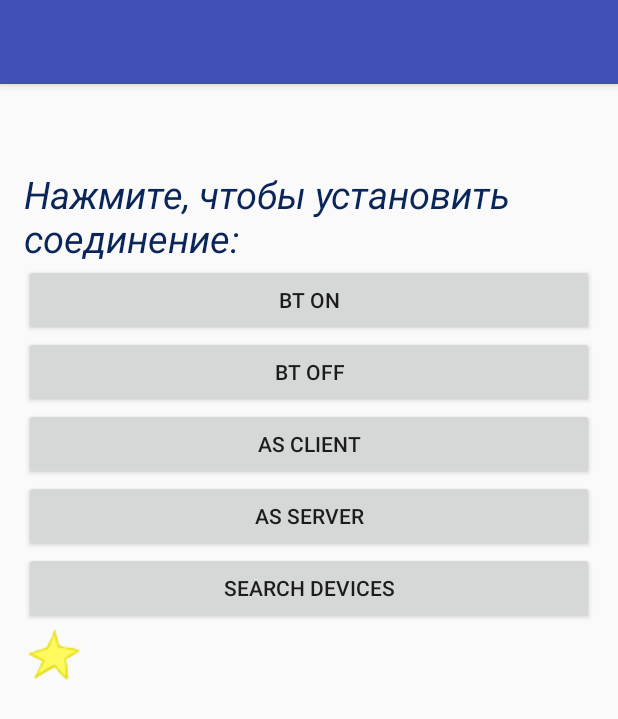
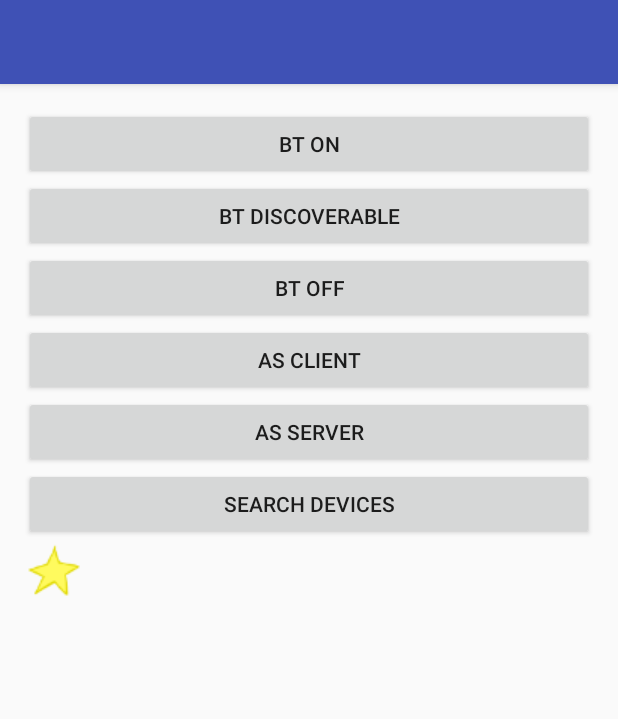
Before and after one commit to ISUCT/SortingHat, an Android app: the screen it shows after launch (MainActivity), after a tap on "BT ON", on a phone screen of 412 x 824 dp. Shown: the top 719 px of the screen. Run offline under Robolectric (Android 15) with nearby library versions, the phone set to English and light mode, and no system bars.

Commit message:
added discovery button

```diff
--- a/Bluetooth/app/src/main/java/cheerfulpeach/bluetooth/MainActivity.java
+++ b/Bluetooth/app/src/main/java/cheerfulpeach/bluetooth/MainActivity.java
@@ -23,6 +23,8 @@ import java.util.ArrayList;
 import java.util.List;
 import java.util.Set;
 
+import static android.bluetooth.BluetoothAdapter.*;
+
 public class MainActivity extends AppCompatActivity {
 
     private final static int REQUEST_ENABLE_BT = 1;
@@ -44,6 +46,7 @@ public class MainActivity extends AppCompatActivity {
     private Button searchButton;
     private Button btnOn;
     private Button btnOff;
+    private Button btnDiscoverable;
     private Button btnAsServer;
     private Button btnAsClient;
 
@@ -55,13 +58,13 @@ public class MainActivity extends AppCompatActivity {
 
         ImageButton quitButton = (ImageButton) findViewById(R.id.imageButton);
 
-        bluetoothAdapter = BluetoothAdapter.getDefaultAdapter();
+        bluetoothAdapter = getDefaultAdapter();
         searchButton = (Button) findViewById(R.id.btnSearch);
         btnOn = (Button)findViewById(R.id.btOn);
         btnOff = (Button)findViewById(R.id.btOff);
         btnAsClient = (Button)findViewById(R.id.btnAsClient);
         btnAsServer = (Button)findViewById(R.id.btnAsServer);
-
+        btnDiscoverable = (Button)  findViewById(R.id.btDiscoverable);
         myListView = (ListView)findViewById(R.id.listView);
 
         listAdapter = new ArrayAdapter<BluetoothDevice>(getBaseContext(), android.R.layout.simple_list_item_1, discoveredDevices) {
@@ -95,7 +98,7 @@ public class MainActivity extends AppCompatActivity {
         btnOn.setOnClickListener(new View.OnClickListener() {
             @Override
             public void onClick(View view) {
-                Intent enabler = new Intent(BluetoothAdapter.ACTION_REQUEST_ENABLE);
+                Intent enabler = new Intent(ACTION_REQUEST_ENABLE);
                 startActivityForResult(enabler, REQUEST_ENABLE);
                 bluetoothAdapter.enable();
             }
@@ -105,6 +108,15 @@ public class MainActivity extends AppCompatActivity {
             @Override
             public void onClick(View view) {
                 bluetoothAdapter.disable();
+            }
+        });
+
+        btnDiscoverable.setOnClickListener(new View.OnClickListener() {
+            @Override
+            public void onClick(View view) {
+                Intent i = new Intent(ACTION_REQUEST_DISCOVERABLE);
+                i.putExtra(EXTRA_DISCOVERABLE_DURATION, 300);
+                startActivity(i);
             }
         });
 
@@ -147,7 +159,7 @@ public class MainActivity extends AppCompatActivity {
         }
 
         registerReceiver(discoverDevicesReceiver, new IntentFilter(BluetoothDevice.ACTION_FOUND));
-        registerReceiver(discoveryFinishedReceiver, new IntentFilter(BluetoothAdapter.ACTION_DISCOVERY_FINISHED));
+        registerReceiver(discoveryFinishedReceiver, new IntentFilter(ACTION_DISCOVERY_FINISHED));
 
         myListView.setEnabled(false);
 
--- a/Bluetooth/app/src/main/res/layout/activity_main.xml
+++ b/Bluetooth/app/src/main/res/layout/activity_main.xml
@@ -13,22 +13,16 @@
 
     <!--android:background="@drawable/img"-->
 
-    <TextView
-        android:id="@+id/textView"
-        android:layout_width="match_parent"
-        android:layout_height="wrap_content"
-        android:layout_alignParentTop="true"
-        android:layout_marginTop="40dp"
-        android:text="Нажмите, чтобы установить соединение:"
-        android:textColor="#092559"
-        android:textSize="25dp"
-        android:textStyle="italic" />
-
     <Button
         android:id="@+id/btOn"
         android:layout_width="match_parent"
         android:layout_height="wrap_content"
         android:text="BT ON" />
+    <Button
+        android:id="@+id/btDiscoverable"
+        android:layout_width="match_parent"
+        android:layout_height="wrap_content"
+        android:text="BT DISCOVERABLE" />
     <Button
         android:id="@+id/btOff"
         android:layout_width="match_parent"
```
